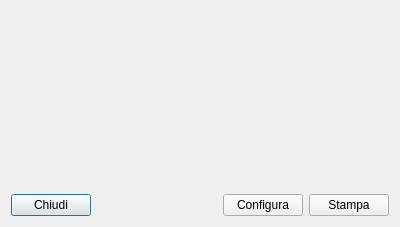
kvsd/Gestionale, file moduleReport/reportinventario.ui: the form before one commit.
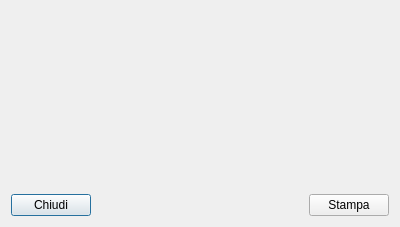
The form after the commit.

Diff of the .ui file:
```diff
--- a/moduleReport/reportinventario.ui
+++ b/moduleReport/reportinventario.ui
@@ -49,13 +49,6 @@
        </property>
       </spacer>
      </item>
-     <item>
-      <widget class="QPushButton" name="configButton">
-       <property name="text">
-        <string>Configura</string>
-       </property>
-      </widget>
-     </item>
      <item>
       <widget class="QPushButton" name="printButton">
        <property name="text">
```
Left out of the diff: 38 changed lines with no effect on the pictures.
